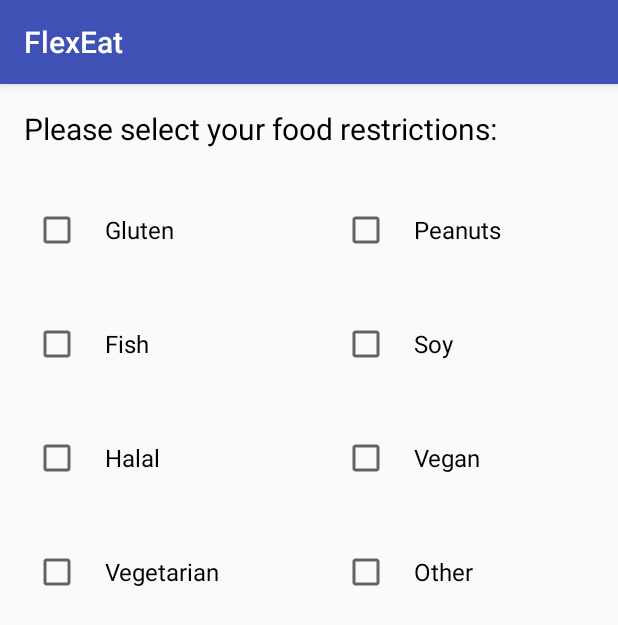
After one commit to FlexEat/Mobile-Android, an Android app: the ProfileSetupActivity screen opened directly, with no data from a screen before it, on a phone screen of 412 x 824 dp. The commit adds this screen. Shown: the top 625 px of the screen. Run offline under Robolectric (Android 15) with nearby library versions, the phone set to English and light mode, and no system bars.

Commit message:
basic food restriction setup

```diff
--- a/app/build.gradle
+++ b/app/build.gradle
@@ -2,7 +2,7 @@ apply plugin: 'com.android.application'
 
 android {
     compileSdkVersion 25
-    buildToolsVersion "25.0.3"
+    buildToolsVersion '26.0.2'
     defaultConfig {
         applicationId "com.uw.fydp.flexeat.flexeat"
         minSdkVersion 15
--- a/app/src/main/AndroidManifest.xml
+++ b/app/src/main/AndroidManifest.xml
@@ -30,9 +30,13 @@
         </activity>
         <activity android:name=".MainActivity" />
         <activity android:name=".FbLoginActivity" />
-        <activity android:name=".CheckInActivity"
-            android:windowSoftInputMode="adjustNothing"/>
-        <activity android:name=".MenuActivity" android:theme="@style/NoActionBar"/>
+        <activity
+            android:name=".CheckInActivity"
+            android:windowSoftInputMode="adjustNothing" />
+        <activity
+            android:name=".MenuActivity"
+            android:theme="@style/NoActionBar" />
+        <activity android:name=".ProfileSetupActivity"></activity>
     </application>
 
 </manifest>
--- a/app/src/main/java/com/uw/fydp/flexeat/flexeat/FbLoginActivity.java
+++ b/app/src/main/java/com/uw/fydp/flexeat/flexeat/FbLoginActivity.java
@@ -32,7 +32,7 @@ public class FbLoginActivity extends AppCompatActivity {
             public void onSuccess(LoginResult loginResult) {
                 Log.d("test", "successful login");
                 Toast.makeText(getApplicationContext(), "Successful Login", Toast.LENGTH_LONG).show();
-                Intent goToMainActivity = new Intent(FbLoginActivity.this, MainActivity.class);
+                Intent goToMainActivity = new Intent(FbLoginActivity.this, ProfileSetupActivity.class);
                 startActivity(goToMainActivity);
                 finish();
             }
--- /dev/null
+++ b/app/src/main/java/com/uw/fydp/flexeat/flexeat/FoodRestrictionsGridAdapter.java
@@ -0,0 +1,60 @@
+package com.uw.fydp.flexeat.flexeat;
+
+import android.content.Context;
+import android.view.LayoutInflater;
+import android.view.View;
+import android.view.ViewGroup;
+import android.widget.BaseAdapter;
+import android.widget.CheckBox;
+import android.widget.TextView;
+
+/**
+ * Created by chaitanyakhanna on 2017-11-05.
+ */
+
+public class FoodRestrictionsGridAdapter extends BaseAdapter {
+
+    private Context mContext;
+    private String[] listOfFoodRestrictions;
+
+    public FoodRestrictionsGridAdapter(Context c, String[] list){
+        mContext = c;
+        listOfFoodRestrictions = list;
+    }
+
+    @Override
+    public int getCount() {
+        return listOfFoodRestrictions.length;
+    }
+
+    @Override
+    public Object getItem(int position) {
+        return null;
+    }
+
+    @Override
+    public long getItemId(int position) {
+        return 0;
+    }
+
+    public class ViewHolder {
+        TextView foodLabel;
+        CheckBox isChecked;
+    }
+
+    @Override
+    public View getView(int position, View convertView, ViewGroup parent) {
+        View grid;
+        ViewHolder vh = new ViewHolder();
+        LayoutInflater inflater = (LayoutInflater) mContext.getSystemService(Context.LAYOUT_INFLATER_SERVICE);
+
+        grid = inflater.inflate(R.layout.cell_single_food, null);
+
+        vh.isChecked = (CheckBox) grid.findViewById(R.id.food_restriction_item_selection);
+        vh.foodLabel = (TextView) grid.findViewById(R.id.food_restriction_item_label);
+
+        vh.foodLabel.setText(listOfFoodRestrictions[position]);
+
+        return grid;
+    }
+}
--- /dev/null
+++ b/app/src/main/java/com/uw/fydp/flexeat/flexeat/ProfileSetupActivity.java
@@ -0,0 +1,31 @@
+package com.uw.fydp.flexeat.flexeat;
+
+import android.support.v7.app.AppCompatActivity;
+import android.os.Bundle;
+import android.widget.GridView;
+
+public class ProfileSetupActivity extends AppCompatActivity {
+
+    String[] foodRestrictions = {
+            "Gluten",
+            "Peanuts",
+            "Fish",
+            "Soy",
+            "Halal",
+            "Vegan",
+            "Vegetarian",
+            "Other"
+    };
+
+    GridView grid;
+
+    @Override
+    protected void onCreate(Bundle savedInstanceState) {
+        super.onCreate(savedInstanceState);
+        setContentView(R.layout.activity_profile_setup);
+
+        FoodRestrictionsGridAdapter adapter = new FoodRestrictionsGridAdapter(ProfileSetupActivity.this, foodRestrictions);
+        grid = (GridView)findViewById(R.id.grid_of_food_restrictions);
+        grid.setAdapter(adapter);
+    }
+}
--- /dev/null
+++ b/app/src/main/res/layout/activity_profile_setup.xml
@@ -0,0 +1,25 @@
+<?xml version="1.0" encoding="utf-8"?>
+<RelativeLayout xmlns:android="http://schemas.android.com/apk/res/android"
+    xmlns:tools="http://schemas.android.com/tools"
+    android:layout_width="match_parent"
+    android:layout_height="match_parent"
+    tools:context="com.uw.fydp.flexeat.flexeat.ProfileSetupActivity">
+
+    <TextView
+        android:id="@+id/food_restrictions_instructions"
+        android:layout_width="match_parent"
+        android:layout_height="wrap_content"
+        android:layout_margin="16dp"
+        android:textSize="20sp"
+        android:textColor="@android:color/black"
+        android:text="Please select your food restrictions:"/>
+
+    <GridView
+        android:layout_width="match_parent"
+        android:layout_height="wrap_content"
+        android:id="@+id/grid_of_food_restrictions"
+        android:layout_below="@+id/food_restrictions_instructions"
+        android:numColumns="2" />
+
+
+</RelativeLayout>
--- /dev/null
+++ b/app/src/main/res/layout/cell_single_food.xml
@@ -0,0 +1,23 @@
+<?xml version="1.0" encoding="utf-8"?>
+<LinearLayout xmlns:android="http://schemas.android.com/apk/res/android"
+    android:orientation="horizontal" android:layout_width="match_parent"
+    android:padding="6dp"
+    android:layout_height="48dp">
+
+    <CheckBox
+        android:id="@+id/food_restriction_item_selection"
+        android:layout_width="32dp"
+        android:layout_height="32dp"
+        android:layout_gravity="center"
+        android:layout_margin="16dp"/>
+
+    <TextView
+        android:id="@+id/food_restriction_item_label"
+        android:layout_width="0dp"
+        android:layout_gravity="center"
+        android:layout_height="wrap_content"
+        android:textSize="16sp"
+        android:textColor="@android:color/black"
+        android:layout_weight="0.7" />
+
+</LinearLayout>
--- a/build.gradle
+++ b/build.gradle
@@ -5,7 +5,7 @@ buildscript {
         jcenter()
     }
     dependencies {
-        classpath 'com.android.tools.build:gradle:2.3.3'
+        classpath 'com.android.tools.build:gradle:3.0.0'
 
         // NOTE: Do not place your application dependencies here; they belong
         // in the individual module build.gradle files
```
Also changed, not shown: gradle/wrapper/gradle-wrapper.properties.
